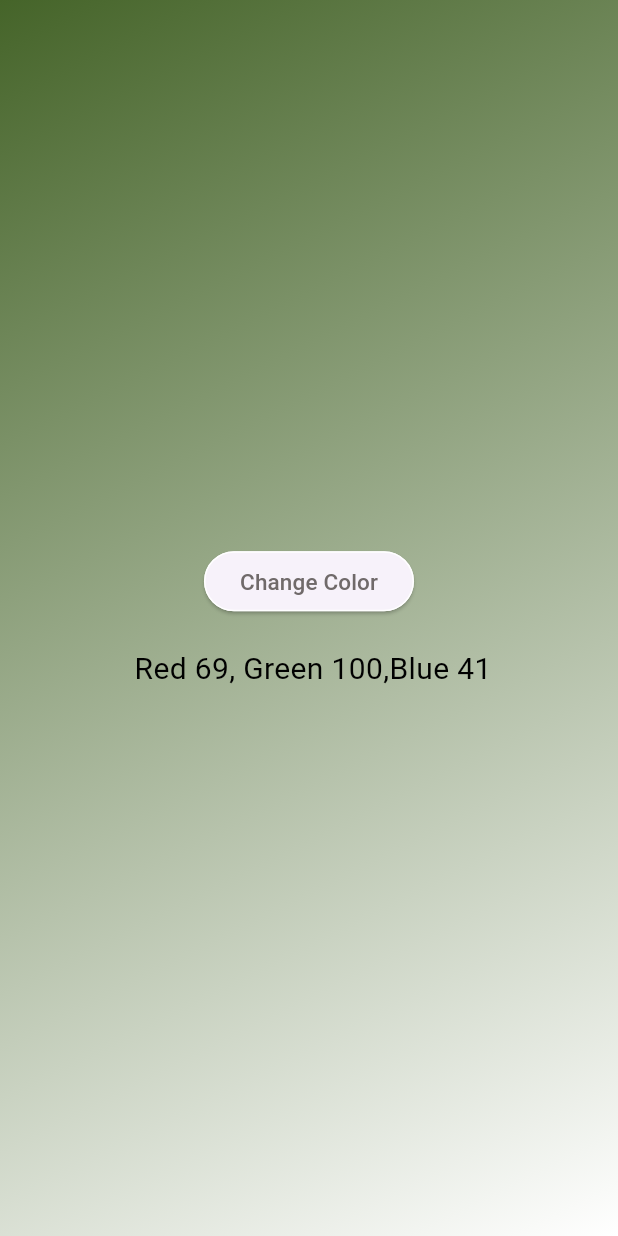
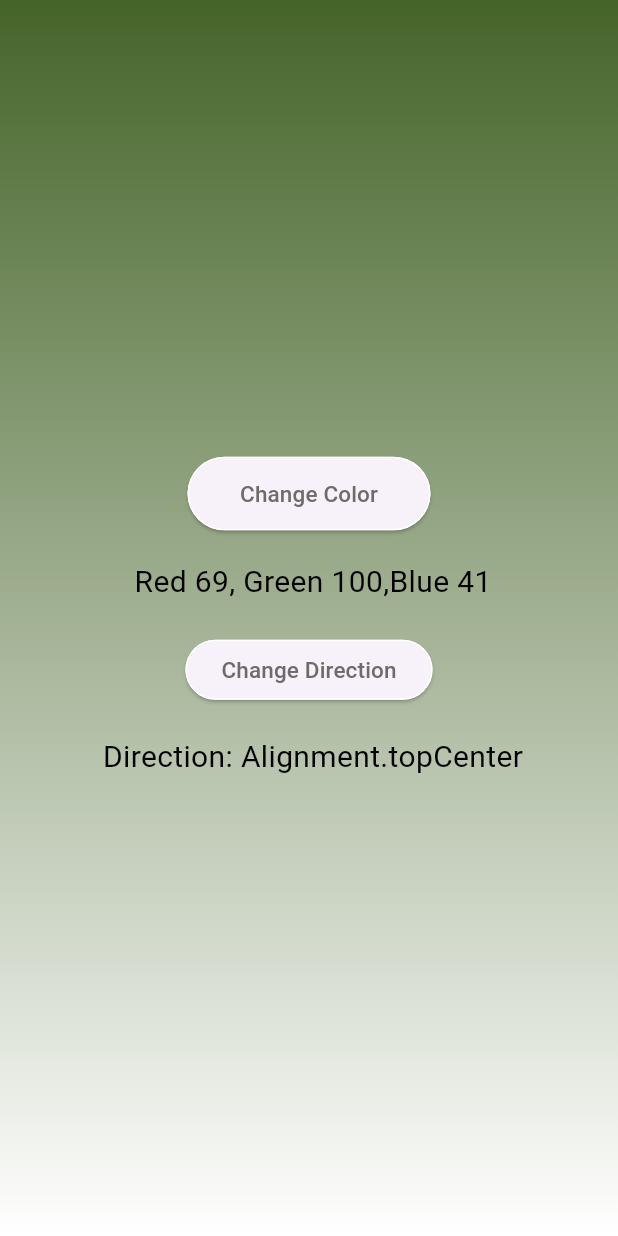
Before and after one commit to Jana641/color_changer, a Flutter app: the screen it shows after launch, on a phone screen of 412 x 824 dp. Run offline on Flutter 3.47's test engine with Material 3 defaults, Android fonts, the phone set to English and light mode, and no system bars.

Commit message:
added the third commit

```diff
--- a/lib/change_color.dart
+++ b/lib/change_color.dart
@@ -21,34 +21,63 @@ class _ChangeColorState extends State<ChangeColor> {
    Random().nextInt(256));
  });
   }
+
+   Alignment initialDirection = Alignment.topCenter;
+  int directionIndex = 0;
+
+  void changeDirection() {
+    setState(() {
+  List<Alignment> directions = [
+    Alignment.topCenter,
+    Alignment.centerLeft,
+    Alignment.topLeft,
+    Alignment.topRight,
+  ];
+
+      directionIndex = (directionIndex + 1) % directions.length;
+      initialDirection = directions[directionIndex];
+    });
+  }
   @override
   Widget build(BuildContext context) {
    return  Center(
      child: Container(
 
             decoration: BoxDecoration(
-              gradient: LinearGradient(
-                colors: [initialColor, Colors.white],
-                begin: Alignment.topLeft,
-                end: Alignment.bottomRight,
+             gradient: LinearGradient(
+              colors: [initialColor, Colors.white],
+              begin: initialDirection,
+              end: Alignment(-initialDirection.x, -initialDirection.y),
               ),
+
+
             ),
             child: Column(
               mainAxisAlignment: MainAxisAlignment.center,
               children: [
                 Center(
-                  child: ElevatedButton( style: ElevatedButton.styleFrom(side: BorderSide(color: Colors.white) )  , onPressed: ChangeColor, child: Text('Change Color', style: TextStyle(color:Color.fromARGB(255, 112, 106, 106) , fontSize: 15),)),
+                  child: ElevatedButton( style: ElevatedButton.styleFrom(side: BorderSide(color: Colors.white), padding: EdgeInsets.symmetric(horizontal: 35, vertical: 14), )  , onPressed: ChangeColor, child: Text('Change Color', style: TextStyle(color:Color.fromARGB(255, 112, 106, 106) , fontSize: 15),)),
                   ),
-                  SizedBox(height: 20),
+              SizedBox(height: 20),
               Text(
               ' Red ${initialColor.red}, Green ${initialColor.green},Blue ${initialColor.blue}',
               style: TextStyle(color: Colors.black, fontSize: 20),
+
+              ),
+              SizedBox(height: 20),
+              ElevatedButton( style: ElevatedButton.styleFrom(side: BorderSide(color: Colors.white) )  ,onPressed: changeDirection, child: Text('Change Direction', style: TextStyle(color:Color.fromARGB(255, 112, 106, 106) , fontSize: 15),)),
+               SizedBox(height: 20),
+              Text(
+              ' Direction: ${initialDirection}',
+              style: TextStyle(color: Colors.black, fontSize: 20),
+
               ),
               ],
 
             ),
 
           ),
+
    );
   }
 
```
Also changed, not shown: lib/main.dart (line endings or trailing spaces).
